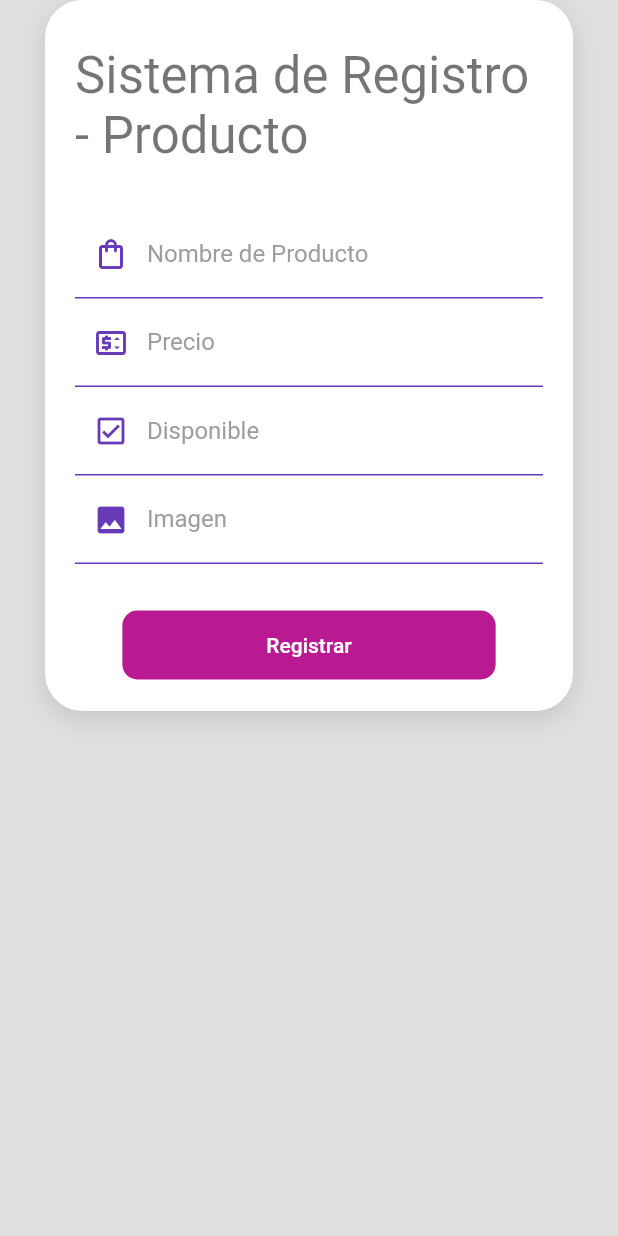
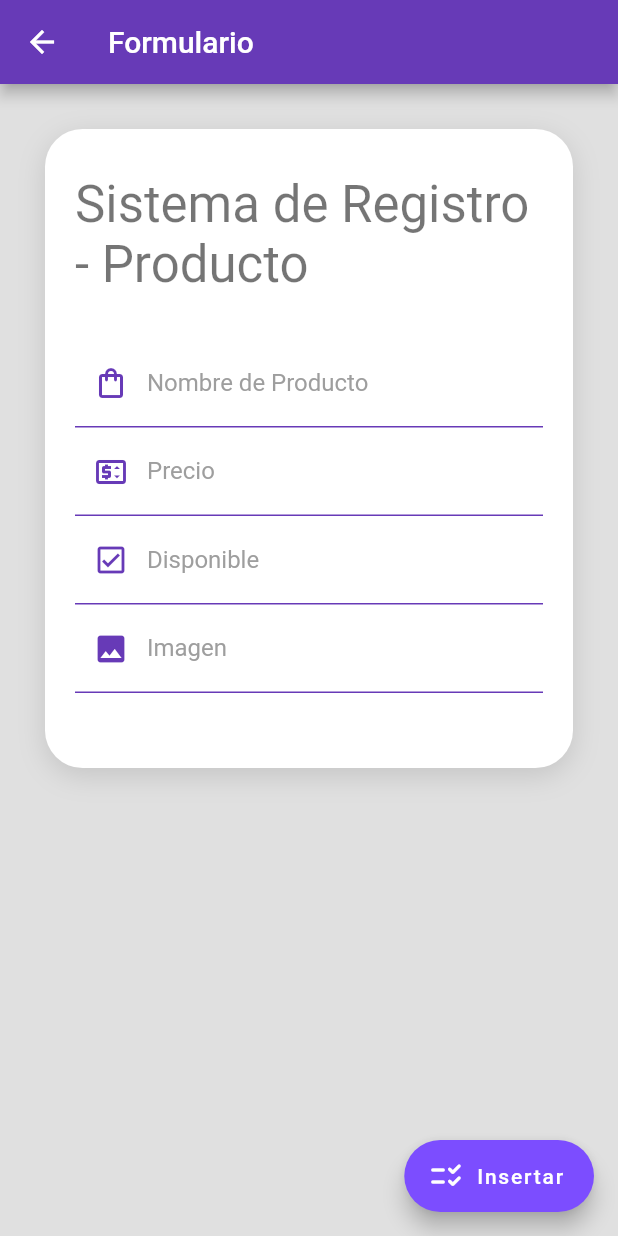
Before and after one commit to EdSan21/Formularios-Dart, a Flutter app: the FormNewProduct screen opened by its route, on a phone screen of 412 x 824 dp. Run offline on Flutter 3.47's test engine with Material 2 defaults, Android fonts, the light colour scheme and no system bars; missing offline and left inert: dart:html; network calls fail.

Commit message:
3er entregable - Proyecto de Curso

```diff
--- a/lib/screen/formnewproduct.dart
+++ b/lib/screen/formnewproduct.dart
@@ -14,8 +14,11 @@ class FormNewProduct extends StatelessWidget {
   @override
   Widget build(BuildContext context) {
     return Scaffold(
+      appBar:
+          AppBar(title: Text('Formulario'), backgroundColor: Colors.deepPurple),
       resizeToAvoidBottomInset: false,
       body: Column(children: [
+        SizedBox(height: 30),
         CardContainer(
           child: Column(
             children: [
@@ -28,11 +31,21 @@ class FormNewProduct extends StatelessWidget {
               ChangeNotifierProvider(
                   create: (_) => ProductFormProvider(
                       Productos(available: false, name: "", price: 0)),
-                  child: FormularioProd())
+                  child: FormularioProd()),
+              SizedBox(height: 30),
             ],
           ),
         ),
       ]),
+      floatingActionButton: FloatingActionButton.extended(
+        onPressed: () {
+          Navigator.pushReplacementNamed(context, "home");
+        },
+        label: const Text('Insertar'),
+        icon: const Icon(Icons.checklist_rtl_rounded),
+        backgroundColor: Colors.deepPurpleAccent,
+      ),
+      floatingActionButtonLocation: FloatingActionButtonLocation.endFloat,
     );
   }
 }
@@ -103,24 +116,25 @@ class FormularioProd extends StatelessWidget {
                   prefixIcon: Icons.image,
                   labelText: "Imagen"),
             ),
-            SizedBox(height: 30),
-            MaterialButton(
-              shape: RoundedRectangleBorder(
-                  borderRadius: BorderRadius.circular(10)),
-              disabledColor: Colors.grey,
-              elevation: 0,
-              color: Color.fromARGB(255, 185, 26, 145),
-              child: Container(
-                padding: EdgeInsets.symmetric(horizontal: 80, vertical: 15),
-                child: Text(
-                  "Registrar",
-                  style: TextStyle(color: Color.fromARGB(255, 255, 255, 255)),
-                ),
-              ),
-              onPressed: () {
-                Navigator.pushReplacementNamed(context, "home");
-              },
-            )
+            // SizedBox(height: 30),
+
+            // MaterialButton(
+            //   shape: RoundedRectangleBorder(
+            //       borderRadius: BorderRadius.circular(10)),
+            //   disabledColor: Colors.grey,
+            //   elevation: 0,
+            //   color: Color.fromARGB(255, 185, 26, 145),
+            //   child: Container(
+            //     padding: EdgeInsets.symmetric(horizontal: 80, vertical: 15),
+            //     child: Text(
+            //       "Registrar",
+            //       style: TextStyle(color: Color.fromARGB(255, 255, 255, 255)),
+            //     ),
+            //   ),
+            //   onPressed: () {
+            //     Navigator.pushReplacementNamed(context, "home");
+            //   },
+            // )
           ],
         ),
       ),
--- a/pubspec.yaml
+++ b/pubspec.yaml
@@ -30,6 +30,7 @@ dependencies:
   flutter:
     sdk: flutter
 
+  flutter_speed_dial: ^6.2.0
   http: ^0.13.5
   image_picker_for_web: ^2.1.10
   infinite_scroll_pagination: ^3.2.0
@@ -41,6 +42,7 @@ cupertino_icons: ^1.0.2
 infinite_scroll_pagination: ^3.2.0
 http: ^0.13.3
 image_picker: ^0.8.1+3
+flutter_speed_dial: ^4.3.0
   # The following adds the Cupertino Icons font to your application.
   # Use with the CupertinoIcons class for iOS style icons.
 
```
Also changed, not shown: lib/screen/editarproducto.dart (+29 -17 lines), lib/screen/home_screen.dart (+5 -5 lines), lib/widgets/product_card.dart (+111 -25 lines), pubspec.lock.
